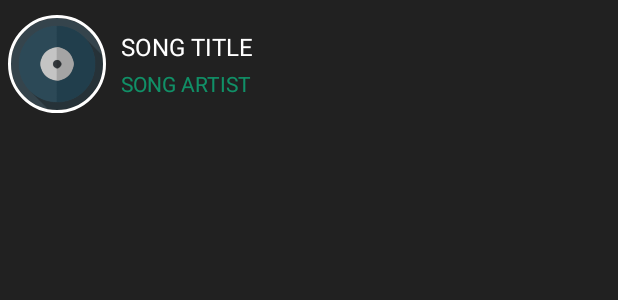
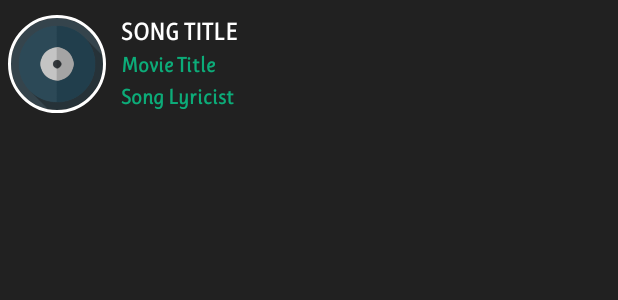
Before and after one commit to RobotInc/ArRahman, an Android app: the layout song_list_view.xml on its own in the app's theme, with its tools: preview values and no code run, on a phone screen of 412 x 824 dp. Shown: the top 300 px of the screen. Run offline under Robolectric (Android 15) with nearby library versions, the phone set to English and light mode, and no system bars; plain views replace CircularImageView.

Commit message:
text view changes

```diff
--- a/app/src/main/java/com/bss/arrahmanlyrics/activites/lyricsActivity.java
+++ b/app/src/main/java/com/bss/arrahmanlyrics/activites/lyricsActivity.java
@@ -506,7 +506,9 @@ public class lyricsActivity extends AppCompatActivity implements ImageView.OnCli
 		super.onDestroy();
 		mainApp.getPlayer().stopCacheListener();
 		mainApp.getPlayer().pause();
+		finish();
 	}
 
 
+
 }
--- a/app/src/main/java/com/bss/arrahmanlyrics/adapter/fragmentSongAdapter.java
+++ b/app/src/main/java/com/bss/arrahmanlyrics/adapter/fragmentSongAdapter.java
@@ -38,7 +38,7 @@ public class fragmentSongAdapter extends RecyclerView.Adapter<fragmentSongAdapte
 
 
     public class MyViewHolder extends RecyclerView.ViewHolder {
-        public TextView name, lyricist;
+        public TextView name, lyricist,movietitle;
         ImageView dots;
         ImageView eq;
 
@@ -49,6 +49,7 @@ public class fragmentSongAdapter extends RecyclerView.Adapter<fragmentSongAdapte
             super(view);
             name = (TextView) view.findViewById(R.id.Songtitle);
             lyricist = (TextView) view.findViewById(R.id.Songlyricist);
+            movietitle = (TextView) view.findViewById(R.id.MovieTitle);
 
             imageView = (CircularImageView) view.findViewById(R.id.songCover);
 
@@ -86,7 +87,8 @@ public class fragmentSongAdapter extends RecyclerView.Adapter<fragmentSongAdapte
         //holder.name.setText(actualsong.getSongTitle());
         Glide.with(mContext).load(actualsong.getImages()).into(holder.imageView);
 
-        holder.lyricist.setText(FirstLetterUpperCase.convert("Lyricist: " + actualsong.getLyricistName())+" | Movie: "+FirstLetterUpperCase.convert(actualsong.getMovietitle()));
+        holder.lyricist.setText(FirstLetterUpperCase.convert("Lyricist: " + actualsong.getLyricistName()));
+        holder.movietitle.setText(FirstLetterUpperCase.convert("Movie: " + actualsong.getMovietitle()));
         //holder.lyricist.setText("Lyricist : " + actualsong.getLyricistNames());
 
 
--- a/app/src/main/res/layout/song_list_view.xml
+++ b/app/src/main/res/layout/song_list_view.xml
@@ -44,7 +44,7 @@
         android:layout_weight="1"
         android:orientation="vertical">
 
-        <TextView
+        <com.bss.arrahmanlyrics.utils.lyricsTextView
             android:id="@+id/Songtitle"
             android:layout_width="wrap_content"
             android:layout_height="wrap_content"
@@ -53,16 +53,26 @@
             android:text="SONG TITLE"
             android:textColor="#ffffff"
             android:textSize="16sp"/>
+        <com.bss.arrahmanlyrics.utils.lyricsTextView
+            android:id="@+id/MovieTitle"
+            android:layout_width="wrap_content"
+            android:layout_height="wrap_content"
 
-        <TextView
+            android:ellipsize="end"
+            android:maxLines="1"
+            android:paddingTop="4dp"
+            android:text="Movie Title"
+            android:textColor="#a000ffae"
+            android:textSize="14sp"/>
+        <com.bss.arrahmanlyrics.utils.lyricsTextView
             android:id="@+id/Songlyricist"
             android:layout_width="wrap_content"
             android:layout_height="wrap_content"
-            android:alpha="0.8"
+
             android:ellipsize="end"
             android:maxLines="1"
             android:paddingTop="4dp"
-            android:text="SONG ARTIST"
+            android:text="Song Lyricist"
             android:textColor="#a000ffae"
             android:textSize="14sp"/>
 
```
Also changed, not shown: app/src/main/java/com/bss/arrahmanlyrics/activites/MainActivity.java (+6 -11 lines), app/src/main/java/com/bss/arrahmanlyrics/adapter/favoriteFragmentSongAdapter.java (+6 -2 lines), app/src/main/java/com/bss/arrahmanlyrics/adapter/mainFragmentSongAdapter.java (+6 -5 lines), app/src/main/java/com/bss/arrahmanlyrics/utils/MusicPlayer.java (+8 -12 lines), app/src/main/res/layout/favorite_song_list_view.xml (+13 -3 lines), app/src/main/res/layout/main_song_list_view.xml (+13 -3 lines).
